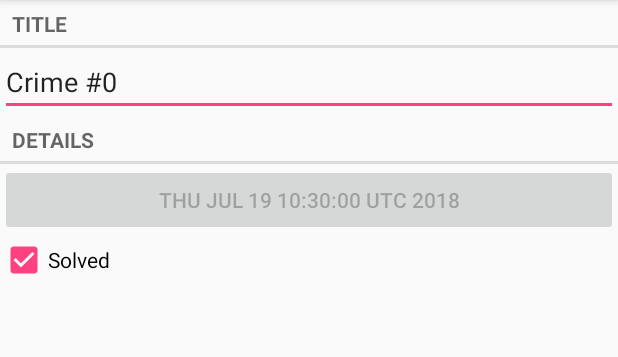
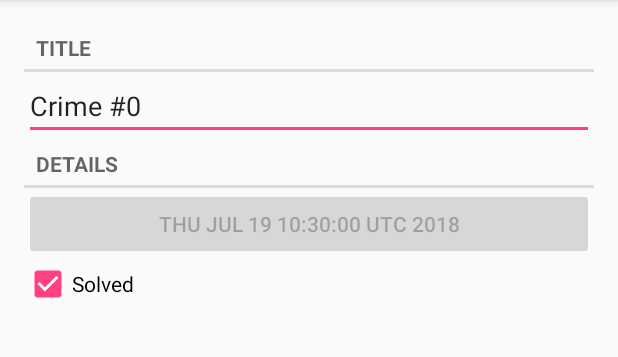
Before and after one commit to RareScrap/EducationCriminalIntent, an Android app: the CrimeFragment screen opened directly, with no data from a screen before it, on a phone screen of 412 x 824 dp, the part 84-441 px from its top. Run offline under Robolectric (Android 15) with nearby library versions, the phone set to English and light mode, and no system bars.

Commit message:
Упражнение. Восстановление полей CrimeFragment. Заменил margin на padding, т.к. ViewPager по непонятным причинам пренебрегает margin'ами. Однако, я не думаю, что это хорошее решение.

```diff
--- a/app/src/main/res/layout/fragment_crime.xml
+++ b/app/src/main/res/layout/fragment_crime.xml
@@ -1,7 +1,7 @@
 <?xml version="1.0" encoding="utf-8"?>
 <LinearLayout
     xmlns:android="http://schemas.android.com/apk/res/android"
-    android:layout_margin="16dp"
+    android:padding="16dp"
     android:orientation="vertical"
     android:layout_width="match_parent"
     android:layout_height="match_parent">
```
